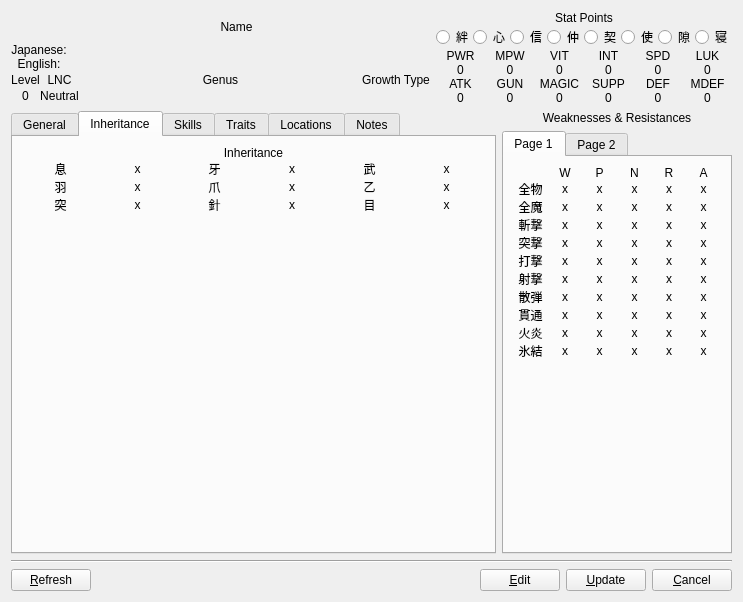
erikku/frosty, file client/ui/DevilView.ui: the form before one commit.
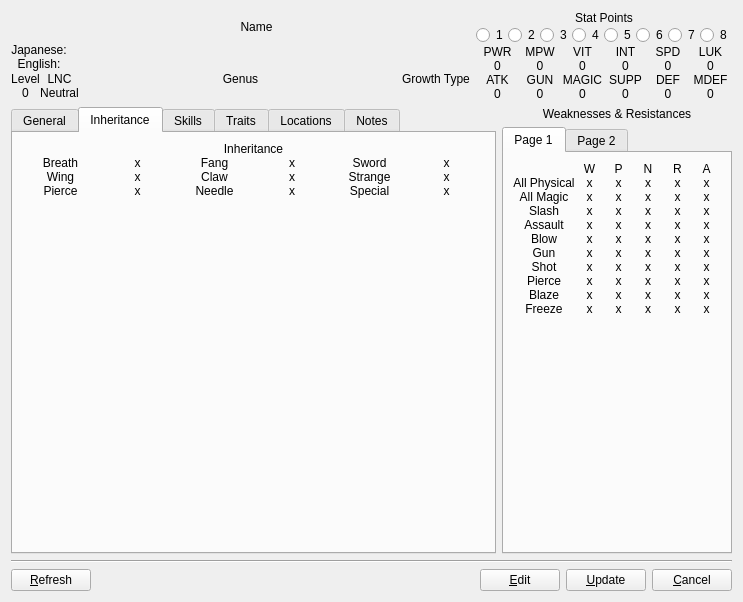
The form after the commit. The open tabs and pages were chosen to show the change. Custom widgets are drawn as their Qt base class.

```diff
--- a/client/ui/DevilView.ui
+++ b/client/ui/DevilView.ui
@@ -256,56 +256,56 @@
              <item>
               <widget class="QRadioButton" name="loyaltyRank1">
                <property name="text">
-                <string>絆</string>
+                <string>1</string>
                </property>
               </widget>
              </item>
              <item>
               <widget class="QRadioButton" name="loyaltyRank2">
                <property name="text">
-                <string>心</string>
+                <string>2</string>
                </property>
               </widget>
              </item>
              <item>
               <widget class="QRadioButton" name="loyaltyRank3">
                <property name="text">
-                <string>信</string>
+                <string>3</string>
                </property>
               </widget>
              </item>
              <item>
               <widget class="QRadioButton" name="loyaltyRank4">
                <property name="text">
-                <string>仲</string>
+                <string>4</string>
                </property>
               </widget>
              </item>
              <item>
               <widget class="QRadioButton" name="loyaltyRank5">
                <property name="text">
-                <string>契</string>
+                <string>5</string>
                </property>
               </widget>
              </item>
              <item>
               <widget class="QRadioButton" name="loyaltyRank6">
                <property name="text">
-                <string>使</string>
+                <string>6</string>
                </property>
               </widget>
              </item>
              <item>
               <widget class="QRadioButton" name="loyaltyRank7">
                <property name="text">
-                <string>隙</string>
+                <string>7</string>
                </property>
               </widget>
              </item>
              <item>
               <widget class="QRadioButton" name="loyaltyRank8">
                <property name="text">
-                <string>寝</string>
+                <string>8</string>
                </property>
               </widget>
              </item>
@@ -1286,7 +1286,7 @@
                <item row="0" column="0">
                 <widget class="QLabel" name="inheritBreathLabel">
                  <property name="text">
-                  <string>息</string>
+                  <string>Breath</string>
                  </property>
                  <property name="alignment">
                   <set>Qt::AlignCenter</set>
@@ -1296,7 +1296,7 @@
                <item row="1" column="0">
                 <widget class="QLabel" name="inheritWingLabel">
                  <property name="text">
-                  <string>羽</string>
+                  <string>Wing</string>
                  </property>
                  <property name="alignment">
                   <set>Qt::AlignCenter</set>
@@ -1306,7 +1306,7 @@
                <item row="2" column="0">
                 <widget class="QLabel" name="inheritPierceLabel">
                  <property name="text">
-                  <string>突</string>
+                  <string>Pierce</string>
                  </property>
                  <property name="alignment">
                   <set>Qt::AlignCenter</set>
@@ -1316,7 +1316,7 @@
                <item row="0" column="2">
                 <widget class="QLabel" name="inheritFangLabel">
                  <property name="text">
-                  <string>牙</string>
+                  <string>Fang</string>
                  </property>
                  <property name="alignment">
                   <set>Qt::AlignCenter</set>
@@ -1326,7 +1326,7 @@
                <item row="1" column="2">
                 <widget class="QLabel" name="inheritClawLabel">
                  <property name="text">
-                  <string>爪</string>
+                  <string>Claw</string>
                  </property>
                  <property name="alignment">
                   <set>Qt::AlignCenter</set>
@@ -1336,7 +1336,7 @@
                <item row="2" column="2">
                 <widget class="QLabel" name="inheritNeedleLabel">
                  <property name="text">
-                  <string>針</string>
+                  <string>Needle</string>
                  </property>
                  <property name="alignment">
                   <set>Qt::AlignCenter</set>
@@ -1346,7 +1346,7 @@
                <item row="0" column="4">
                 <widget class="QLabel" name="inheritSwordLabel">
                  <property name="text">
-                  <string>武</string>
+                  <string>Sword</string>
                  </property>
                  <property name="alignment">
                   <set>Qt::AlignCenter</set>
@@ -1356,7 +1356,7 @@
                <item row="1" column="4">
                 <widget class="QLabel" name="inheritStrangeLabel">
                  <property name="text">
-                  <string>乙</string>
+                  <string>Strange</string>
                  </property>
                  <property name="alignment">
                   <set>Qt::AlignCenter</set>
@@ -1366,7 +1366,7 @@
                <item row="2" column="4">
                 <widget class="QLabel" name="inheritSpecialLabel">
                  <property name="text">
-                  <string>目</string>
+                  <string>Special</string>
                  </property>
                  <property name="alignment">
                   <set>Qt::AlignCenter</set>
@@ -1601,7 +1601,7 @@
                <item row="1" column="0">
                 <widget class="QLabel" name="wpAllPhysicalLabel">
                  <property name="text">
-                  <string>全物</string>
+                  <string>All Physical</string>
                  </property>
                  <property name="alignment">
                   <set>Qt::AlignCenter</set>
@@ -1611,7 +1611,7 @@
                <item row="2" column="0">
                 <widget class="QLabel" name="wpAllMagicLabel">
                  <property name="text">
-                  <string>全魔</string>
+                  <string>All Magic</string>
                  </property>
                  <property name="alignment">
                   <set>Qt::AlignCenter</set>
@@ -1621,7 +1621,7 @@
                <item row="3" column="0">
                 <widget class="QLabel" name="wpSlashLabel">
                  <property name="text">
-                  <string>斬撃</string>
+                  <string>Slash</string>
                  </property>
                  <property name="alignment">
                   <set>Qt::AlignCenter</set>
@@ -1631,7 +1631,7 @@
                <item row="4" column="0">
                 <widget class="QLabel" name="wpAssaultLabel">
                  <property name="text">
-                  <string>突撃</string>
+                  <string>Assault</string>
                  </property>
                  <property name="alignment">
                   <set>Qt::AlignCenter</set>
@@ -1641,7 +1641,7 @@
                <item row="5" column="0">
                 <widget class="QLabel" name="wpBlowLabel">
                  <property name="text">
-                  <string>打撃</string>
+                  <string>Blow</string>
                  </property>
                  <property name="alignment">
                   <set>Qt::AlignCenter</set>
@@ -1651,7 +1651,7 @@
                <item row="6" column="0">
                 <widget class="QLabel" name="wpGunLabel">
                  <property name="text">
-                  <string>射撃</string>
+                  <string>Gun</string>
                  </property>
                  <property name="alignment">
                   <set>Qt::AlignCenter</set>
@@ -1661,7 +1661,7 @@
                <item row="7" column="0">
                 <widget class="QLabel" name="wpShotLabel">
                  <property name="text">
-                  <string>散弾</string>
+                  <string>Shot</string>
                  </property>
                  <property name="alignment">
                   <set>Qt::AlignCenter</set>
@@ -1671,7 +1671,7 @@
                <item row="8" column="0">
                 <widget class="QLabel" name="wpPierceLabel">
                  <property name="text">
-                  <string>貫通</string>
+                  <string>Pierce</string>
                  </property>
                  <property name="alignment">
                   <set>Qt::AlignCenter</set>
@@ -1681,7 +1681,7 @@
                <item row="9" column="0">
                 <widget class="QLabel" name="wpBlazeLabel">
                  <property name="text">
-                  <string>火炎</string>
+                  <string>Blaze</string>
                  </property>
                  <property name="alignment">
                   <set>Qt::AlignCenter</set>
@@ -1691,7 +1691,7 @@
                <item row="10" column="0">
                 <widget class="QLabel" name="wpFreezeLabel">
                  <property name="text">
-                  <string>氷結</string>
+                  <string>Freeze</string>
                  </property>
                  <property name="alignment">
                   <set>Qt::AlignCenter</set>
```
Left out of the diff: 98 changed lines with no effect on the pictures.
